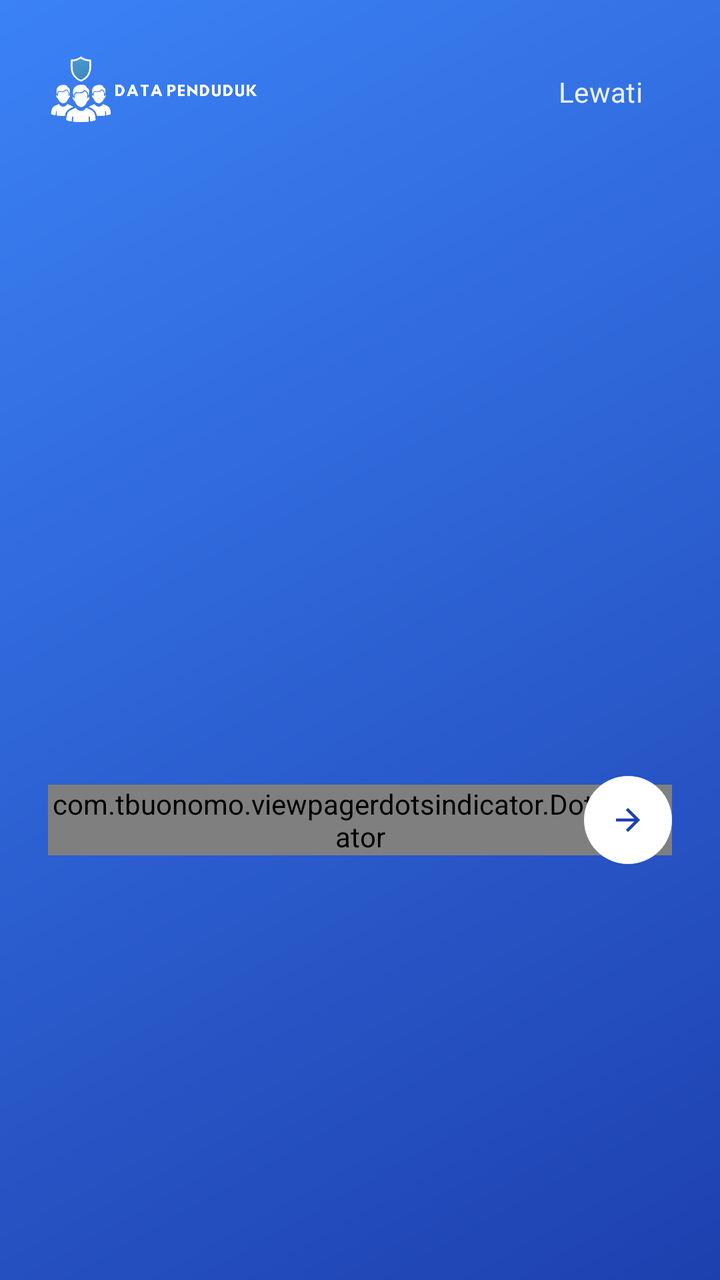
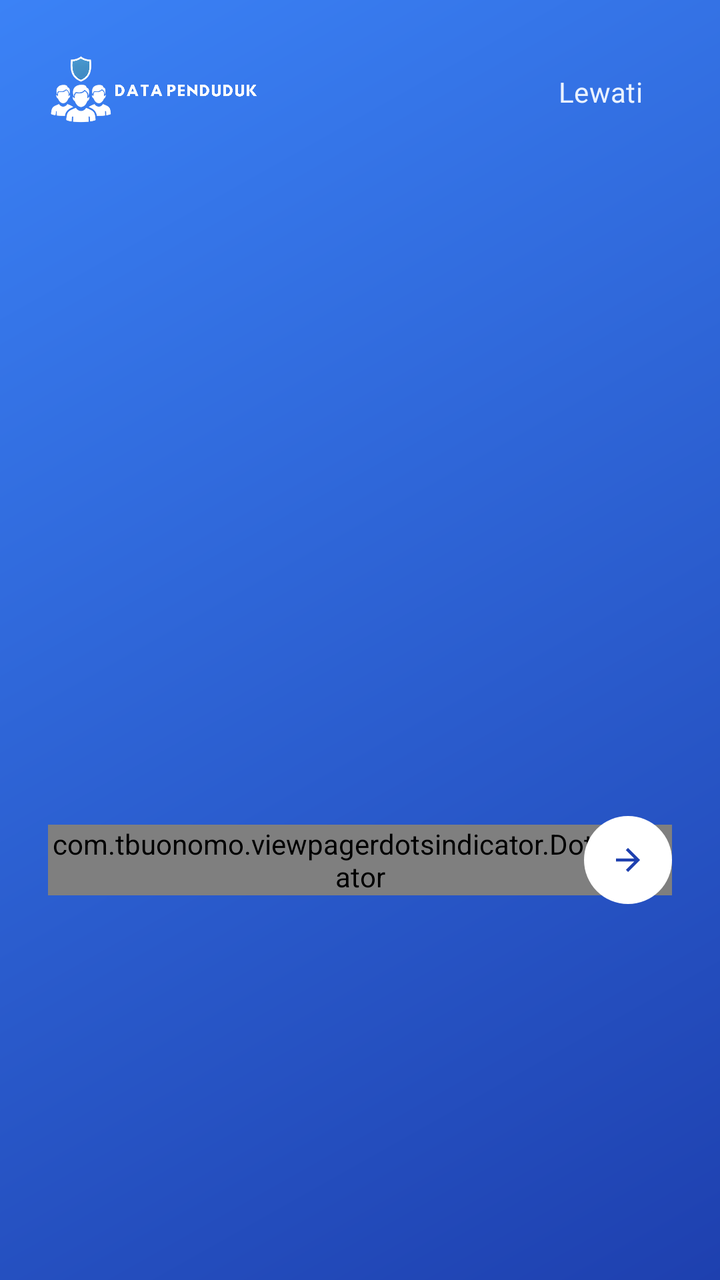

Two renders of the same Android screen: before a commit and after it. Below are the layout's source before the change and the commit's diff.
<!-- AndroidManifest.xml: application theme Theme.NeyzaInsight -->
<!-- res/layout/activity_onboarding.xml -->
<?xml version="1.0" encoding="utf-8"?>
<androidx.constraintlayout.widget.ConstraintLayout xmlns:android="http://schemas.android.com/apk/res/android"
    xmlns:app="http://schemas.android.com/apk/res-auto"
    xmlns:tools="http://schemas.android.com/tools"
    android:layout_width="match_parent"
    android:layout_height="match_parent"
    android:background="@drawable/bg_onboarding_gradient"
    tools:context=".Onboarding.OnboardingActivity">

    
    <ImageView
        android:id="@+id/logoHorizontal"
        android:layout_width="140dp"
        android:layout_height="60dp"
        android:layout_marginStart="24dp"
        android:layout_marginTop="16dp"
        android:contentDescription="Logo Horizontal"
        android:scaleType="fitStart"
        android:src="@drawable/logo_horizontal"
        app:layout_constraintStart_toStartOf="parent"
        app:layout_constraintTop_toTopOf="parent" />

    
    <com.google.android.material.button.MaterialButton
        android:id="@+id/btnSkip"
        style="@style/Widget.Material3.Button.TextButton"
        android:layout_width="wrap_content"
        android:layout_height="wrap_content"
        android:layout_marginEnd="16dp"
        android:fontFamily="@font/urbanist_semibold"
        android:text="Lewati"
        android:textColor="@color/scholar_light_blue_text_2"
        android:textSize="14sp"
        app:layout_constraintBottom_toBottomOf="@id/logoHorizontal"
        app:layout_constraintEnd_toEndOf="parent"
        app:layout_constraintTop_toTopOf="@id/logoHorizontal" />

    
    <androidx.viewpager2.widget.ViewPager2
        android:id="@+id/viewPagerOnboarding"
        android:layout_width="0dp"
        android:layout_height="0dp"
        android:layout_marginTop="8dp"
        android:layout_marginBottom="16dp"
        app:layout_constraintBottom_toTopOf="@id/navigationContainer"
        app:layout_constraintEnd_toEndOf="parent"
        app:layout_constraintStart_toStartOf="parent"
        app:layout_constraintTop_toBottomOf="@id/logoHorizontal" />

    
    <androidx.constraintlayout.widget.ConstraintLayout
        android:id="@+id/navigationContainer"
        android:layout_width="match_parent"
        android:layout_height="80dp"
        android:layout_marginBottom="190dp"
        android:paddingStart="24dp"
        android:paddingEnd="24dp"
        app:layout_constraintBottom_toBottomOf="parent">

        
        <com.google.android.material.button.MaterialButton
            android:id="@+id/btnBack"
            style="@style/Widget.Material3.Button.TextButton"
            android:layout_width="wrap_content"
            android:layout_height="wrap_content"
            android:fontFamily="@font/urbanist_bold"
            android:text="Kembali"
            android:textColor="#CCFFFFFF"
            android:textSize="15sp"
            android:visibility="gone"
            app:layout_constraintBottom_toBottomOf="parent"
            app:layout_constraintStart_toStartOf="parent"
            app:layout_constraintTop_toTopOf="parent"
            tools:visibility="visible" />

        
        <com.tbuonomo.viewpagerdotsindicator.DotsIndicator
            android:id="@+id/dotIndicator"
            android:layout_width="wrap_content"
            android:layout_height="wrap_content"
            app:dotsColor="@color/scholar_light_blue_text"
            app:dotsCornerRadius="6dp"
            app:dotsSize="10dp"
            app:dotsSpacing="8dp"
            app:dotsWidthFactor="2.8"
            app:layout_constraintBottom_toBottomOf="parent"
            app:layout_constraintEnd_toEndOf="parent"
            app:layout_constraintStart_toStartOf="parent"
            app:layout_constraintTop_toTopOf="parent"
            app:selectedDotColor="@color/white" />

        
        <com.google.android.material.button.MaterialButton
            android:id="@+id/btnNext"
            android:layout_width="44dp"
            android:layout_height="44dp"
            android:fontFamily="@font/urbanist_bold"
            android:textAllCaps="false"
            android:textColor="@color/scholar_dark_blue"
            android:textSize="14sp"
            android:padding="0dp"
            android:insetTop="0dp"
            android:insetBottom="0dp"
            android:insetLeft="0dp"
            android:insetRight="0dp"
            app:iconSize="18dp"
            app:iconPadding="0dp"
            app:backgroundTint="@color/white"
            app:cornerRadius="22dp"
            app:elevation="6dp"
            app:icon="@drawable/ic_arrow_forward"
            app:iconTint="@color/scholar_dark_blue"
            app:iconGravity="textStart"
            app:layout_constraintBottom_toBottomOf="parent"
            app:layout_constraintEnd_toEndOf="parent"
            app:layout_constraintTop_toTopOf="parent"
            app:rippleColor="@color/primary_blue_soft" />

    </androidx.constraintlayout.widget.ConstraintLayout>

</androidx.constraintlayout.widget.ConstraintLayout>
<!-- resources referenced by this layout -->
<resources>
  <color name="primary_blue_soft">#EAF1FF</color>
  <color name="scholar_dark_blue">#1E40AF</color>
  <color name="scholar_light_blue_text">#DDEBFF</color>
  <color name="scholar_light_blue_text_2">#EAF2FF</color>
  <color name="white">#FFFFFF</color>
  <!-- drawable bg_onboarding_gradient (drawable) -->
  <?xml version="1.0" encoding="utf-8"?>
  <shape xmlns:android="http://schemas.android.com/apk/res/android"
      android:shape="rectangle">
      <gradient
          android:angle="135"
          android:startColor="@color/scholar_dark_blue"
          android:endColor="@color/scholar_blue"
          android:type="linear" />
  </shape>
  <!-- drawable ic_arrow_forward (drawable) -->
  <vector xmlns:android="http://schemas.android.com/apk/res/android"
      android:width="24dp"
      android:height="24dp"
      android:viewportWidth="24"
      android:viewportHeight="24"
      android:tint="#FFFFFF">
    <path
        android:fillColor="@android:color/white"
        android:pathData="M12,4l-1.41,1.41L16.17,11H4v2h12.17l-5.58,5.59L12,20l8,-8z"/>
  </vector>
  <!-- drawable logo_horizontal: png bitmap (drawable, 221691 bytes) -->
  <style name="Theme.NeyzaInsight" parent="Base.Theme.NeyzaInsight" />
  <color name="scholar_blue">#3B82F6</color>
  <style name="Base.Theme.NeyzaInsight" parent="Theme.Material3.DayNight.NoActionBar">
          
          
      </style>
</resources>

<!-- the commit's change to res/layout/activity_onboarding.xml (unified diff, before → after) -->
@@ -52,7 +52,7 @@
         android:id="@+id/navigationContainer"
         android:layout_width="match_parent"
         android:layout_height="80dp"
-        android:layout_marginBottom="190dp"
+        android:layout_marginBottom="170dp"
         android:paddingStart="24dp"
         android:paddingEnd="24dp"
         app:layout_constraintBottom_toBottomOf="parent">
